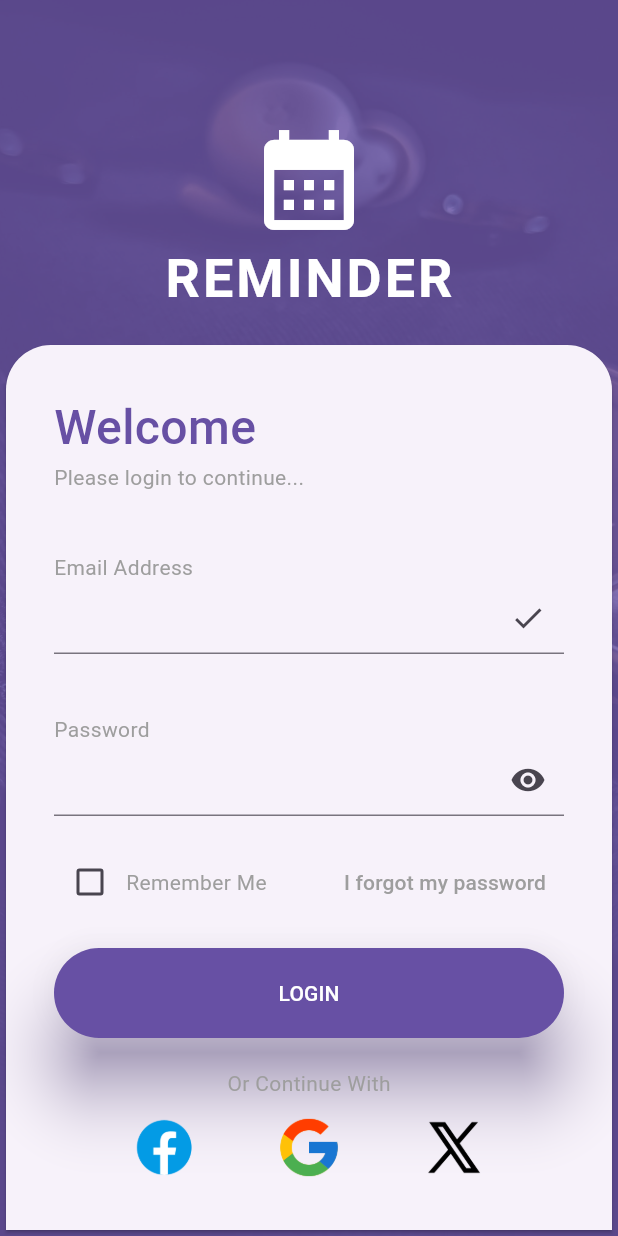
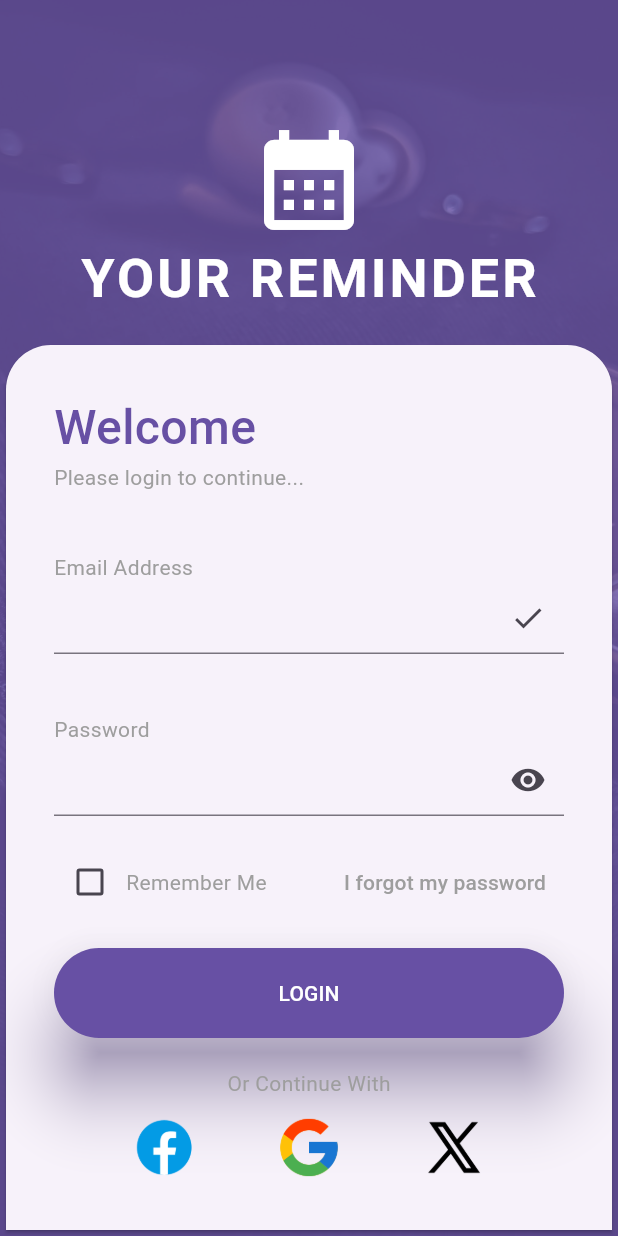
Before and after one commit to CodeWithCrescent/flutter-reminder-app, a Flutter app: the screen it shows after launch, on a phone screen of 412 x 824 dp. Run offline on Flutter 3.47's test engine with Material 3 defaults, Android fonts, the phone set to English and light mode, and no system bars.

Commit message:
Finalizing the login UI

```diff
--- a/lib/main.dart
+++ b/lib/main.dart
@@ -16,7 +16,7 @@ class MyApp extends StatelessWidget {
       theme: ThemeData(
         useMaterial3: true,
       ),
-      home: LoginPage(),
+      home: const LoginPage(),
     );
   }
 }
--- a/lib/pages/login_page.dart
+++ b/lib/pages/login_page.dart
@@ -2,6 +2,8 @@ import 'package:flutter/material.dart';
 import 'package:reminder_app/widgets/grey_text.dart';
 
 class LoginPage extends StatefulWidget {
+  const LoginPage({super.key});
+
   @override
   State<LoginPage> createState() => _LoginPageState();
 }
@@ -61,14 +63,19 @@ class _LoginPageState extends State<LoginPage> {
             color: Colors.white,
             size: 80,
           ),
+          Row(
+            mainAxisSize: MainAxisSize.min,
+            children: [
               Text(
-            'REMINDER',
+                'YOUR REMINDER',
                 style: TextStyle(
                   color: Colors.white,
                   fontWeight: FontWeight.bold,
                   fontSize: 36,
                   letterSpacing: 2,
                 ),
+              ),
+            ],
           ),
         ],
       ),
@@ -148,11 +155,12 @@ class _LoginPageState extends State<LoginPage> {
                     rememberUser = value!;
                   });
                 }),
-            GreyText(text: "Remember Me"),
+            const GreyText(text: "Remember Me"),
           ],
         ),
         TextButton(
-            onPressed: () {}, child: GreyText(text: "I forgot my password")),
+            onPressed: () {},
+            child: const GreyText(text: "I forgot my password")),
       ],
     );
   }
@@ -179,7 +187,7 @@ class _LoginPageState extends State<LoginPage> {
     return Center(
       child: Column(
         children: [
-          GreyText(text: "Or Continue With"),
+          const GreyText(text: "Or Continue With"),
           const SizedBox(height: 10),
           Row(
             mainAxisAlignment: MainAxisAlignment.spaceEvenly,
--- a/pubspec.yaml
+++ b/pubspec.yaml
@@ -35,6 +35,7 @@ dependencies:
   # The following adds the Cupertino Icons font to your application.
   # Use with the CupertinoIcons class for iOS style icons.
   cupertino_icons: ^1.0.6
+  animated_text_kit: ^4.2.2
 
 dev_dependencies:
   flutter_test:
```
Also changed, not shown: lib/pages/form_field.dart (deleted), pubspec.lock. Lines whose indentation alone changed are shown as unchanged.
